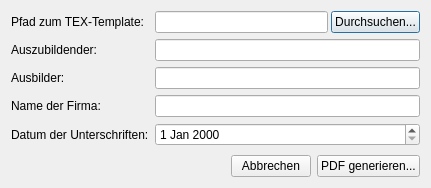
Strayer/Berichte-Ork, file src/pdfExport.ui: the form before one commit.
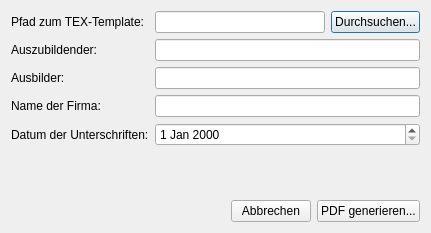
The form after the commit. Icons and pictures are not drawn.

Diff of the .ui file:
```diff
--- a/src/pdfExport.ui
+++ b/src/pdfExport.ui
@@ -5,9 +5,9 @@
   <property name="geometry">
    <rect>
     <x>0</x>
-    <y>36</y>
+    <y>0</y>
     <width>431</width>
-    <height>188</height>
+    <height>233</height>
    </rect>
   </property>
   <property name="sizePolicy">
@@ -50,9 +50,6 @@
      </item>
      <item row="0" column="1">
       <layout class="QHBoxLayout" name="horizontalLayout_2">
-       <property name="spacing">
-        <number>3</number>
-       </property>
        <item>
         <widget class="QLineEdit" name="texPath"/>
        </item>
```
Left out of the diff: 12 changed lines with no effect on the pictures.
